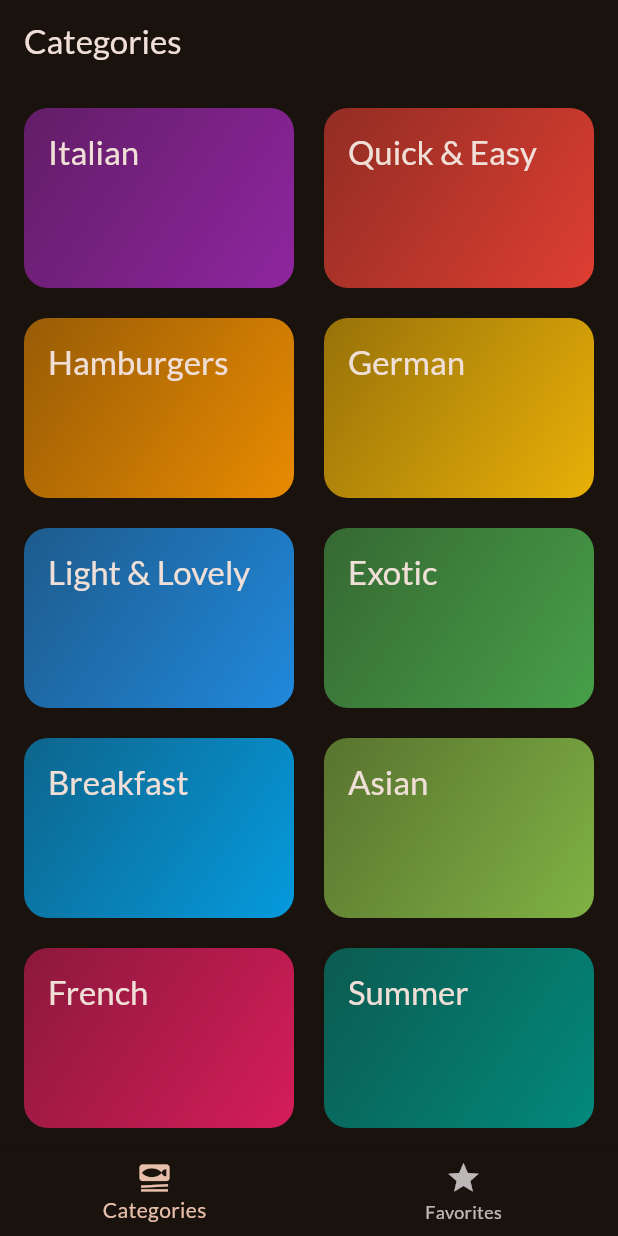
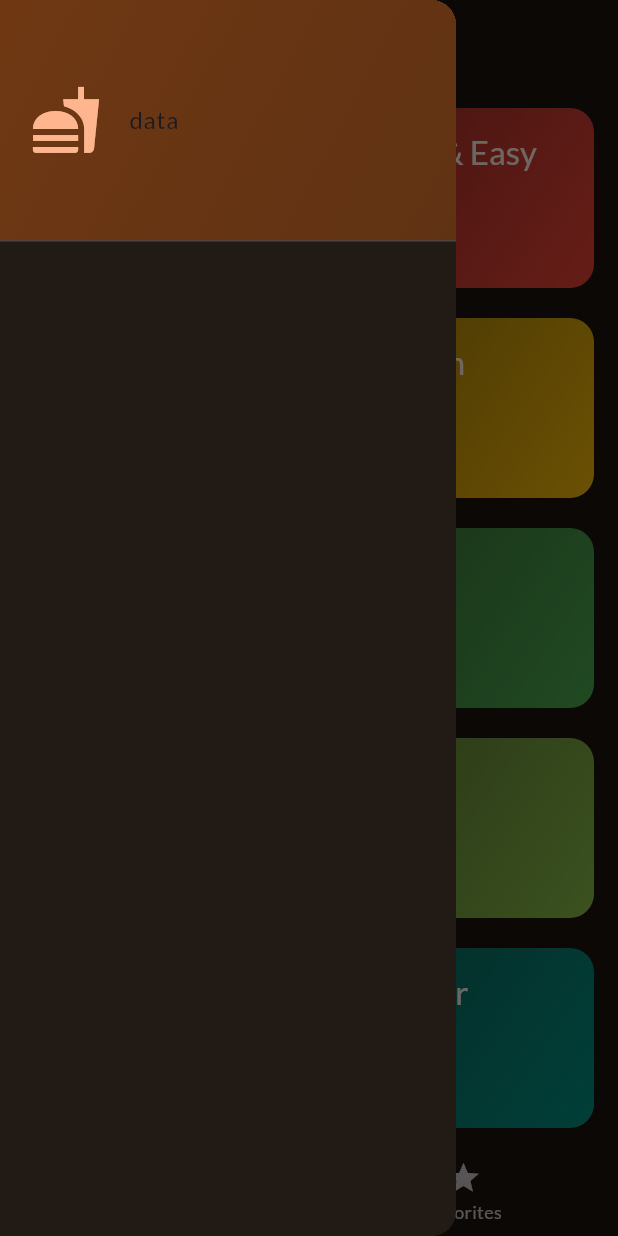
Before and after one commit to Joseph78888/Meals-App, a Flutter app: the screen it shows after launch, with the side drawer open (before the commit the screen has no drawer), on a phone screen of 412 x 824 dp. Run offline on Flutter 3.47's test engine with Material 3 defaults, Android fonts, the phone set to English and light mode, and no system bars; our stand-ins replace google_fonts, transparent_image.

Commit message:
adding drawer

```diff
--- a/lib/presentaion/screens/tabs.dart
+++ b/lib/presentaion/screens/tabs.dart
@@ -3,6 +3,7 @@ import 'package:flutter/material.dart';
 import 'package:meals/models/meal.dart';
 import 'package:meals/presentaion/screens/categories.dart';
 import 'package:meals/presentaion/screens/meals.dart';
+import 'package:meals/presentaion/widgets/main_drawer.dart';
 
 class TabsScreen extends StatefulWidget {
   const TabsScreen({super.key});
@@ -15,6 +16,7 @@ class _TabsScreenState extends State<TabsScreen> {
   int _selectedPageIndex = 0; // hold page index
   final List<Meal> _favoriteMeals = []; // List that hold _favoriteMeals
 
+  /// improving UX by adding snackBar when add/delete meal from favorite
   void _showSnackBar(String message) {
     ScaffoldMessenger.of(context).clearSnackBars();
     ScaffoldMessenger.of(context).showSnackBar(
@@ -67,6 +69,7 @@ class _TabsScreenState extends State<TabsScreen> {
 
     return Scaffold(
       appBar: AppBar(title: Text(activePageTitle)),
+      drawer: MainDrawer(),
       body: activePage, // current active page
       bottomNavigationBar: BottomNavigationBar(
         currentIndex: _selectedPageIndex,
--- /dev/null
+++ b/lib/presentaion/widgets/main_drawer.dart
@@ -0,0 +1,41 @@
+import 'package:flutter/material.dart';
+
+class MainDrawer extends StatelessWidget {
+  const MainDrawer({super.key});
+
+  @override
+  Widget build(BuildContext context) {
+    return Drawer(
+      child: Column(
+        children: [
+          DrawerHeader(
+            padding: EdgeInsetsGeometry.all(20),
+            decoration: BoxDecoration(
+              gradient: LinearGradient(
+                colors: [
+                  Theme.of(context).colorScheme.primaryContainer,
+                  Theme.of(
+                    context,
+                  ).colorScheme.primaryContainer.withOpacity(0.8),
+                ],
+                begin: Alignment.topLeft,
+                end: Alignment.bottomRight,
+              ),
+            ),
+            child: Row(
+              children: [
+                Icon(
+                  Icons.fastfood,
+                  size: 48,
+                  color: Theme.of(context).colorScheme.primary,
+                ),
+                const SizedBox(width: 18,),
+                Text('data'),
+              ],
+            ),
+          ),
+        ],
+      ),
+    );
+  }
+}
```
